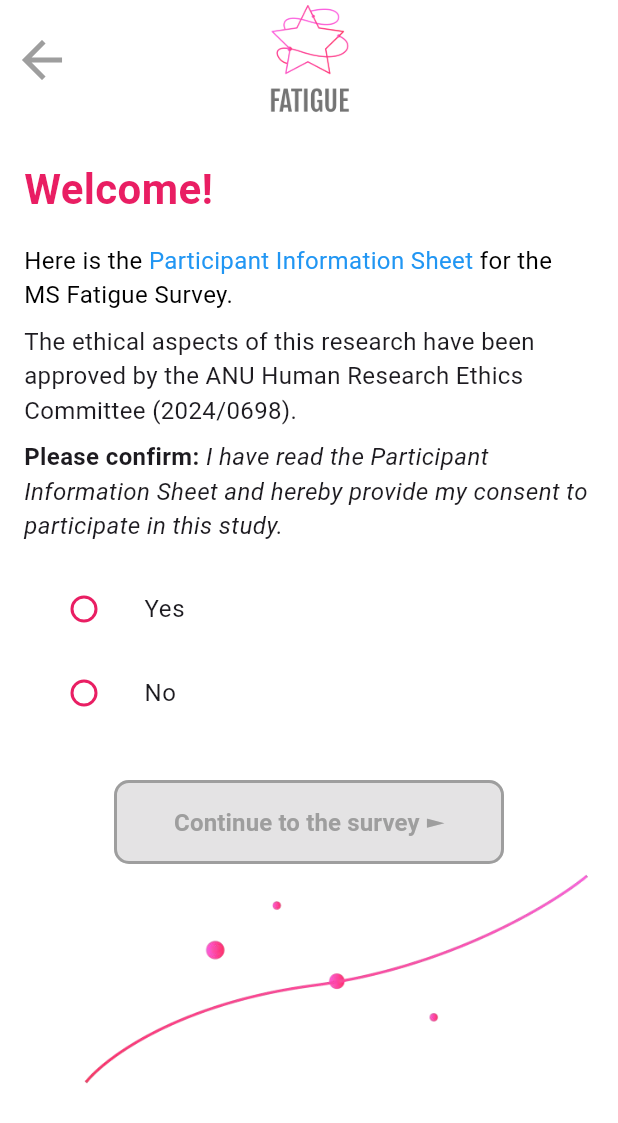
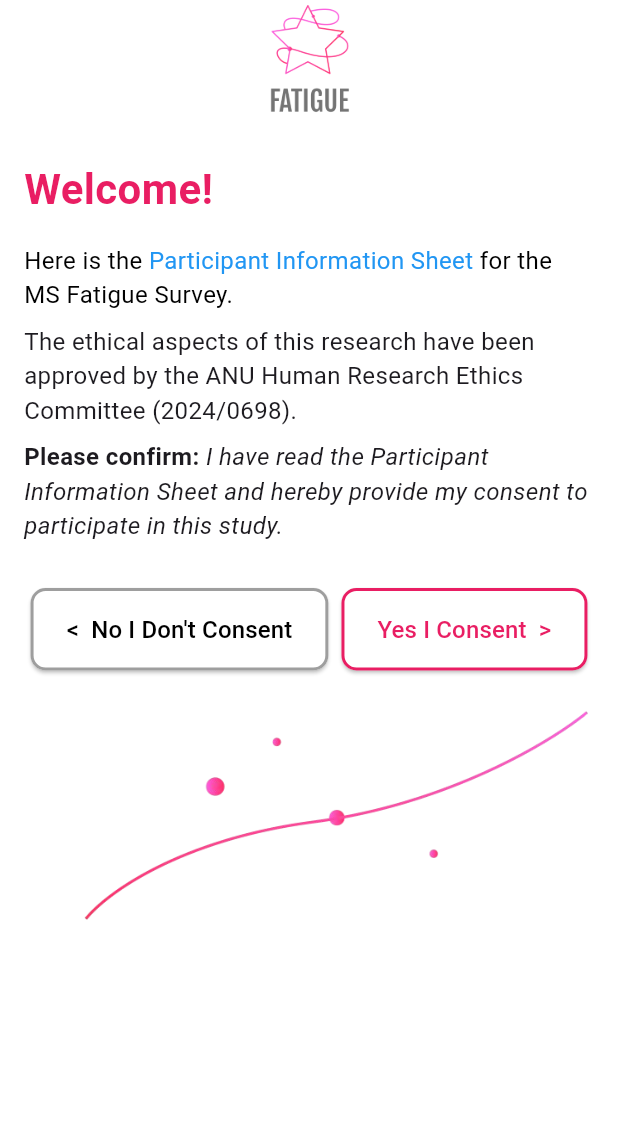
Before and after one commit to anusii/msfatigue, a Flutter app: the ConsentScreen screen opened directly, on a phone screen of 412 x 824 dp. Shown: the top 1123 px of the screen. Run offline on Flutter 3.47's test engine with Material 3 defaults, Android fonts, the phone set to English and light mode, and no system bars; drawn by our look-alikes of flutter_markdown; our stand-ins replace equatable, flutter_bloc, gap, package_info_plus, shared_preferences, universal_io; missing offline and left inert: rdflib, solidpod, window_manager; accounts and stored records are empty.

Commit message:
update consent info

```diff
--- a/lib/questionnaire/consent.dart
+++ b/lib/questionnaire/consent.dart
@@ -1,12 +1,13 @@
 import 'package:flutter/material.dart';
 
 import 'package:flutter_markdown/flutter_markdown.dart';
+import 'package:intl/intl.dart';
 import 'package:shared_preferences/shared_preferences.dart';
 
+import 'package:msfatigue/widgets/page/dummy_sheet.dart';
+import 'package:msfatigue/widgets/image/image.dart';
+import 'package:msfatigue/welcome.dart';
 import 'package:msfatigue/questionnaire/welcome_back.dart';
-import 'package:msfatigue/widgets/page/dummy_sheet.dart';
-import 'package:msfatigue/welcome.dart';
-import 'package:msfatigue/widgets/image/image.dart';
 
 class ConsentScreen extends StatefulWidget {
   const ConsentScreen({super.key});
@@ -16,7 +17,6 @@ class ConsentScreen extends StatefulWidget {
 }
 
 class _ConsentScreenState extends State<ConsentScreen> {
-  bool? _consentGiven;
   String? preferredName;
 
   @override
@@ -25,6 +25,8 @@ class _ConsentScreenState extends State<ConsentScreen> {
     _loadPreferredName();
   }
 
+  /// Loads the user's preferredName from SharedPreferences.
+
   Future<void> _loadPreferredName() async {
     final prefs = await SharedPreferences.getInstance();
     setState(() {
@@ -32,8 +34,19 @@ class _ConsentScreenState extends State<ConsentScreen> {
     });
   }
 
+  /// Records the consent date/time in SharedPreferences.
+
+  Future<void> _recordConsentDate() async {
+    final prefs = await SharedPreferences.getInstance();
+    final now = DateTime.now();
+    final dateString = DateFormat('d MMMM yyyy, h:mm a').format(now);
+    await prefs.setString('consentDate', dateString);
+  }
+
   @override
   Widget build(BuildContext context) {
+    // Format "Welcome <Name>!" if we have a preferredName.
+
     final welcomeText = (preferredName == null || preferredName!.isEmpty)
         ? "Welcome!"
         : "Welcome ${formatPreferredName(preferredName!)}!";
@@ -46,29 +59,30 @@ class _ConsentScreenState extends State<ConsentScreen> {
         elevation: 0,
         toolbarHeight: 80,
         title: iconImage,
-        iconTheme: const IconThemeData(
-          size: 40,
-          color: Colors.grey,
-        ),
+        iconTheme: const IconThemeData(size: 40, color: Colors.grey),
+
+        // Remove the top-left back arrow.
+
+        automaticallyImplyLeading: false,
       ),
       body: SingleChildScrollView(
-        child: Column(
-          children: [
-            Padding(
         padding: const EdgeInsets.all(16.0),
         child: Column(
           crossAxisAlignment: CrossAxisAlignment.start,
-                children: <Widget>[
+          children: [
             const SizedBox(height: 10),
             Text(
               welcomeText,
-                    style: TextStyle(
+              style: const TextStyle(
                 fontSize: 28,
                 fontWeight: FontWeight.w600,
                 color: Colors.pink,
               ),
             ),
             const SizedBox(height: 16),
+
+            // Participant Information Sheet link.
+
             MarkdownBody(
               data:
                   'Here is the [Participant Information Sheet](info) for the MS Fatigue Survey.',
@@ -109,91 +123,79 @@ class _ConsentScreenState extends State<ConsentScreen> {
                 p: const TextStyle(fontSize: 16),
               ),
             ),
-                  const SizedBox(height: 16),
-                  ListTile(
-                    title: const Text('Yes'),
-                    leading: Radio<bool>(
-                      value: true,
-                      groupValue: _consentGiven,
-                      onChanged: (bool? value) {
-                        setState(() {
-                          _consentGiven = value;
-                        });
-                      },
-                      activeColor: Colors.pink,
-                      fillColor: WidgetStateProperty.resolveWith<Color>(
-                        (Set<WidgetState> states) {
-                          if (states.contains(WidgetState.selected)) {
-                            return Colors.pink;
-                          }
-                          return Colors.pink;
-                        },
-                      ),
-                    ),
-                  ),
-                  ListTile(
-                    title: const Text('No'),
-                    leading: Radio<bool>(
-                      value: false,
-                      groupValue: _consentGiven,
-                      onChanged: (bool? value) {
-                        setState(() {
-                          _consentGiven = value;
-                        });
-                      },
-                      activeColor: Colors.pink,
-                      fillColor: WidgetStateProperty.resolveWith<Color>(
-                        (Set<WidgetState> states) {
-                          if (states.contains(WidgetState.selected)) {
-                            return Colors.pink;
-                          }
-                          return Colors.pink;
-                        },
-                      ),
-                    ),
-                  ),
             const SizedBox(height: 30),
-                  Center(
-                    child: SizedBox(
-                      width: 260,
-                      child: ElevatedButton(
-                        onPressed: _consentGiven == true
-                            ? () {
-                                Navigator.push(
+
+            // Row of two big buttons.
+
+            Row(
+              mainAxisAlignment: MainAxisAlignment.spaceAround,
+              children: [
+                ElevatedButton(
+                  onPressed: () {
+                    // Navigate back to the WELCOME page.
+
+                    Navigator.pushReplacement(
                       context,
                       MaterialPageRoute(
-                                    builder: (context) =>
-                                        const WelcomeBackScreen(),
+                        builder: (context) => const WelcomeScreen(),
                       ),
                     );
-                              }
-                            : null,
+                  },
                   style: ElevatedButton.styleFrom(
                     backgroundColor: Colors.white,
-                          side: BorderSide(
-                            color: _consentGiven == true
-                                ? Colors.pink
-                                : Colors.grey,
-                            width: 2,
+                    side: const BorderSide(color: Colors.grey, width: 2),
+                    padding: const EdgeInsets.symmetric(
+                      vertical: 16,
+                      horizontal: 24,
                     ),
-                          padding: const EdgeInsets.symmetric(vertical: 16),
                     shape: RoundedRectangleBorder(
                       borderRadius: BorderRadius.circular(10),
                     ),
                   ),
-                        child: Text(
-                          'Continue to the survey ►',
-                          style: TextStyle(
-                            fontSize: 16,
-                            fontWeight: FontWeight.w600,
-                            color: _consentGiven == true
-                                ? Colors.black
-                                : Colors.grey,
+                  child: const Text(
+                    "<  No I Don't Consent",
+                    style: TextStyle(fontSize: 16, color: Colors.black),
                   ),
                 ),
+
+                // Right: "Yes I Consent".
+
+                ElevatedButton(
+                  onPressed: () async {
+                    // Record the consent date in SharedPreferences.
+
+                    await _recordConsentDate();
+
+                    if (!mounted) return;
+                    Navigator.pushReplacement(
+                      context,
+                      MaterialPageRoute(
+                        builder: (context) => const WelcomeBackScreen(),
+                      ),
+                    );
+                  },
+                  style: ElevatedButton.styleFrom(
+                    backgroundColor: Colors.white,
+                    side: const BorderSide(color: Colors.pink, width: 2),
+                    padding: const EdgeInsets.symmetric(
+                      vertical: 16,
+                      horizontal: 24,
+                    ),
+                    shape: RoundedRectangleBorder(
+                      borderRadius: BorderRadius.circular(10),
                     ),
                   ),
+                  child: const Text(
+                    "Yes I Consent  >",
+                    style: TextStyle(fontSize: 16, color: Colors.pink),
                   ),
+                ),
+              ],
+            ),
+
+            const SizedBox(height: 20),
+
+            // Bottom image
             Image.asset(
               'assets/images/bottom_dot_two.png',
               width: MediaQuery.of(context).size.width,
@@ -202,9 +204,6 @@ class _ConsentScreenState extends State<ConsentScreen> {
           ],
         ),
       ),
-          ],
-        ),
-      ),
     );
   }
 }
```
Also changed, not shown: lib/widgets/page/consent_settings.dart (+56 -7 lines), lib/welcome.dart (line endings or trailing spaces). Lines whose indentation alone changed are shown as unchanged.
